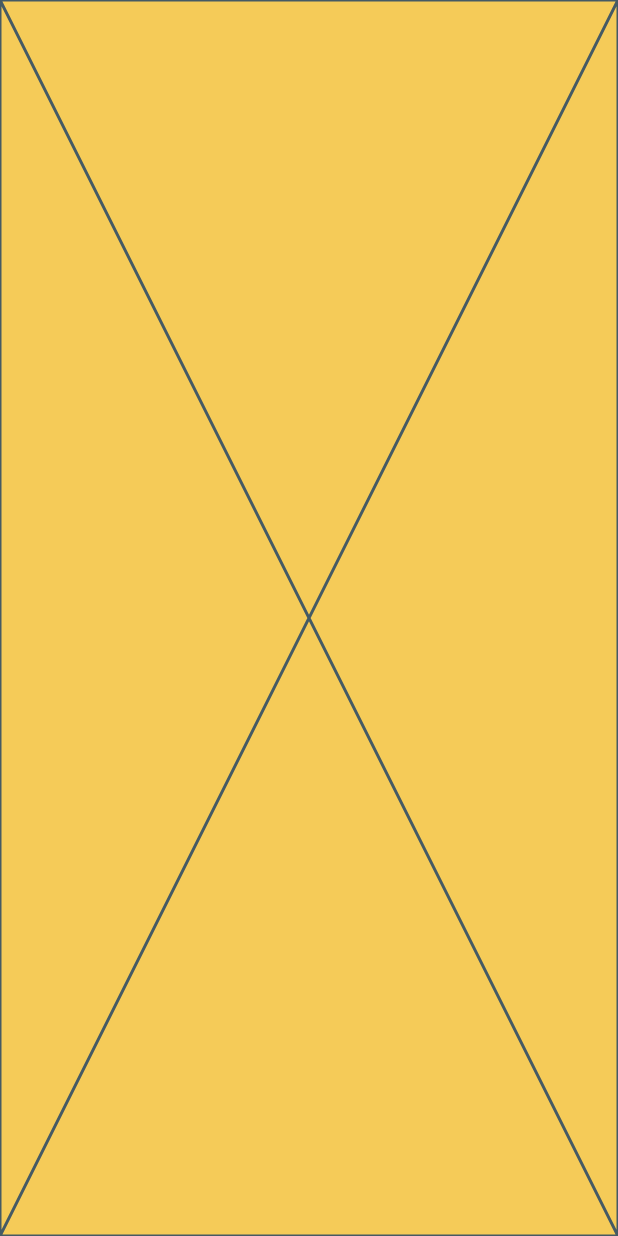
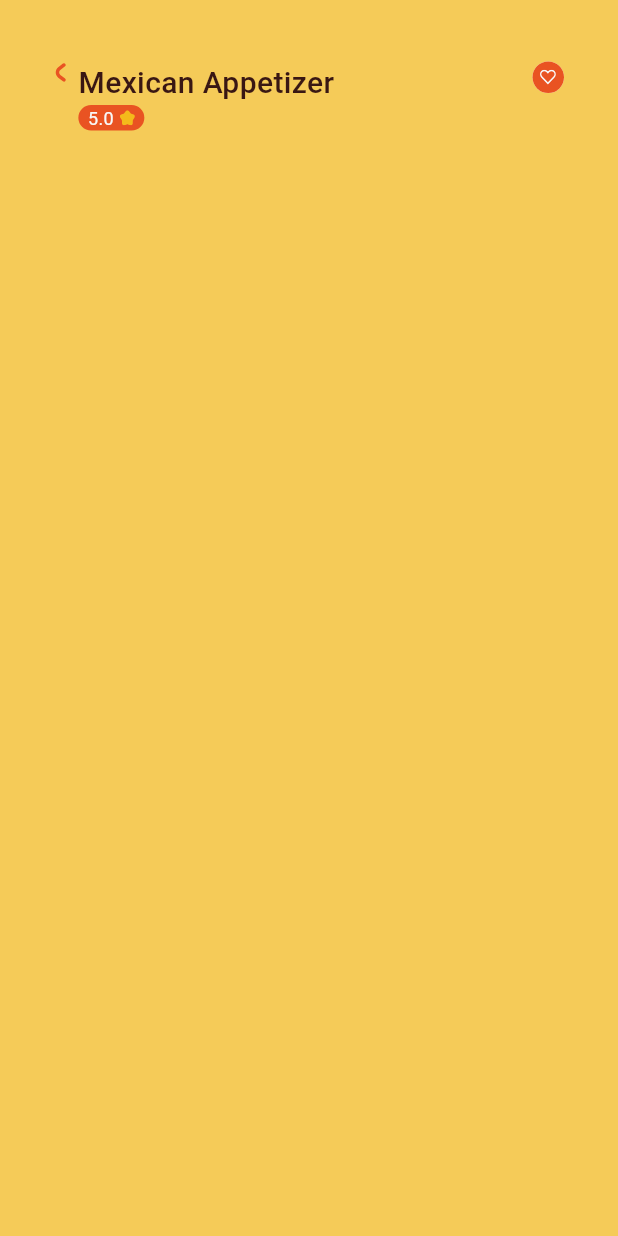
Before and after one commit to Ziad-Tamer11/yum_quick, a Flutter app: the HomeView screen opened by its route, after a tap on "$103.01", on a phone screen of 412 x 824 dp. Run offline on Flutter 3.47's test engine with Material 3 defaults, Android fonts, the phone set to English and light mode, and no system bars; our stand-ins replace cloud_firestore, dartz, dots_indicator, equatable, firebase_auth, firebase_core and 7 more; accounts and stored records are empty.

Commit message:
Create Custom Item Details App Bar

```diff
--- a/lib/core/utils/app_images.dart
+++ b/lib/core/utils/app_images.dart
@@ -25,6 +25,10 @@ class Assets {
   /// Assets for imagesFacebook
   /// assets/images/facebook.svg
   static const String imagesFacebook = "assets/images/facebook.svg";
+
+  /// Assets for imagesFavDetails
+  /// assets/images/fav_details.svg
+  static const String imagesFavDetails = "assets/images/fav_details.svg";
 
   /// Assets for imagesFavorite
   /// assets/images/favorite.svg
@@ -93,6 +97,10 @@ class Assets {
   /// Assets for imagesNextIconArrow
   /// assets/images/next_icon_arrow.svg
   static const String imagesNextIconArrow = "assets/images/next_icon_arrow.svg";
+
+  /// Assets for imagesNotFavDetails
+  /// assets/images/not_fav_details.svg
+  static const String imagesNotFavDetails = "assets/images/not_fav_details.svg";
 
   /// Assets for imagesNotFavorite
   /// assets/images/not_favorite.svg
--- /dev/null
+++ b/lib/core/widgets/custom_item_details_app_bar.dart
@@ -0,0 +1,79 @@
+import 'package:flutter/material.dart';
+import 'package:flutter_svg/svg.dart';
+import 'package:go_router/go_router.dart';
+import 'package:yum_quick/constants.dart';
+import 'package:yum_quick/core/utils/app_colors.dart';
+import 'package:yum_quick/core/utils/app_images.dart';
+import 'package:yum_quick/core/utils/app_text_styles.dart';
+import 'package:yum_quick/features/home/presentation/views/widgets/rating_widget.dart';
+
+class CustomItemDetailsAppBar extends StatefulWidget {
+  const CustomItemDetailsAppBar({super.key});
+
+  @override
+  State<CustomItemDetailsAppBar> createState() =>
+      _CustomItemDetailsAppBarState();
+}
+
+class _CustomItemDetailsAppBarState extends State<CustomItemDetailsAppBar> {
+  var isFavorite = false;
+
+  @override
+  Widget build(BuildContext context) {
+    return Padding(
+      padding: const EdgeInsets.only(
+        left: kHorizontalPadding,
+        right: kHorizontalPadding,
+        top: 41,
+      ),
+      child: Row(
+        crossAxisAlignment: CrossAxisAlignment.start,
+        children: [
+          GestureDetector(
+            onTap: () {
+              context.pop();
+            },
+            child: SvgPicture.asset(Assets.imagesBackIconArrow, height: 15),
+          ),
+          const SizedBox(width: 7),
+          Column(
+            crossAxisAlignment: CrossAxisAlignment.start,
+            children: [
+              Text(
+                'Mexican Appetizer',
+                textAlign: TextAlign.center,
+                style: TextStyles.medium20,
+              ),
+              RatingWidget(),
+            ],
+          ),
+          Spacer(),
+          Material(
+            color: Colors.white,
+            shape: const CircleBorder(),
+            child: InkWell(
+              customBorder: CircleBorder(),
+              onTap: () => setState(() => isFavorite = !isFavorite),
+              child: Container(
+                width: 21,
+                height: 21,
+                clipBehavior: Clip.antiAlias,
+                decoration: BoxDecoration(
+                  borderRadius: BorderRadius.circular(20),
+                  color: AppColors.orangeBase,
+                ),
+                child: Center(
+                  child: SvgPicture.asset(
+                    isFavorite
+                        ? Assets.imagesFavDetails
+                        : Assets.imagesNotFavDetails,
+                  ),
+                ),
+              ),
+            ),
+          ),
+        ],
+      ),
+    );
+  }
+}
--- a/lib/features/home/presentation/views/item_details_view.dart
+++ b/lib/features/home/presentation/views/item_details_view.dart
@@ -6,6 +6,8 @@ class ItemDetailsView extends StatelessWidget {
 
   @override
   Widget build(BuildContext context) {
-    return const Scaffold(body: ItemDetailsViewBody());
+    return const Scaffold(
+      body: SafeArea(bottom: false, child: ItemDetailsViewBody()),
+    );
   }
 }
--- a/lib/features/home/presentation/views/widgets/cart_item_action_button.dart
+++ b/lib/features/home/presentation/views/widgets/cart_item_action_button.dart
@@ -13,7 +13,10 @@ class CartItemActionButton extends StatelessWidget {
   final VoidCallback onTap;
   @override
   Widget build(BuildContext context) {
-    return InkWell(
+    return Material(
+      color: Colors.white,
+      shape: const CircleBorder(),
+      child: InkWell(
         customBorder: const CircleBorder(),
         onTap: onTap,
         child: Container(
@@ -27,6 +30,7 @@ class CartItemActionButton extends StatelessWidget {
           ),
           child: Icon((icon), size: 16, color: AppColors.secondaryFont),
         ),
+      ),
     );
   }
 }
--- a/lib/features/home/presentation/views/widgets/favorite_widget.dart
+++ b/lib/features/home/presentation/views/widgets/favorite_widget.dart
@@ -2,15 +2,15 @@ import 'package:flutter/material.dart';
 import 'package:flutter_svg/svg.dart';
 import 'package:yum_quick/core/utils/app_images.dart';
 
-class FavoriteWidget extends StatelessWidget {
-  const FavoriteWidget({
-    super.key,
-    required this.isFavorite,
-    required this.onTap,
-  });
+class FavoriteWidget extends StatefulWidget {
+  const FavoriteWidget({super.key});
 
-  final bool isFavorite;
-  final VoidCallback onTap;
+  @override
+  State<FavoriteWidget> createState() => _FavoriteWidgetState();
+}
+
+class _FavoriteWidgetState extends State<FavoriteWidget> {
+  var isFavorite = false;
 
   @override
   Widget build(BuildContext context) {
@@ -19,7 +19,7 @@ class FavoriteWidget extends StatelessWidget {
       shape: const CircleBorder(),
       child: InkWell(
         customBorder: const CircleBorder(),
-        onTap: onTap,
+        onTap: () => setState(() => isFavorite = !isFavorite),
         child: SizedBox(
           width: 22,
           height: 22,
--- a/lib/features/home/presentation/views/widgets/item_details_view_body.dart
+++ b/lib/features/home/presentation/views/widgets/item_details_view_body.dart
@@ -1,10 +1,11 @@
 import 'package:flutter/material.dart';
+import 'package:yum_quick/core/widgets/custom_item_details_app_bar.dart';
 
 class ItemDetailsViewBody extends StatelessWidget {
   const ItemDetailsViewBody({super.key});
 
   @override
   Widget build(BuildContext context) {
-    return const Placeholder();
+    return const Column(children: [CustomItemDetailsAppBar()]);
   }
 }
--- a/lib/features/home/presentation/views/widgets/rating_widget.dart
+++ b/lib/features/home/presentation/views/widgets/rating_widget.dart
@@ -1,10 +1,17 @@
 import 'package:flutter/material.dart';
 import 'package:flutter_svg/svg.dart';
+import 'package:yum_quick/core/utils/app_colors.dart';
 import 'package:yum_quick/core/utils/app_images.dart';
 import 'package:yum_quick/core/utils/app_text_styles.dart';
 
 class RatingWidget extends StatelessWidget {
-  const RatingWidget({super.key});
+  const RatingWidget({
+    super.key,
+    this.backgroundColor = AppColors.orangeBase,
+    this.textColor = AppColors.secondaryFont,
+  });
+  final Color? backgroundColor;
+  final Color? textColor;
 
   @override
   Widget build(BuildContext context) {
@@ -12,14 +19,14 @@ class RatingWidget extends StatelessWidget {
       width: 44,
       alignment: Alignment.center,
       decoration: ShapeDecoration(
-        color: Colors.white,
+        color: backgroundColor,
         shape: RoundedRectangleBorder(borderRadius: BorderRadius.circular(30)),
       ),
       child: Row(
         mainAxisSize: MainAxisSize.min,
         spacing: 4,
         children: [
-          Text('5.0', style: TextStyles.regular12),
+          Text('5.0', style: TextStyles.regular12.copyWith(color: textColor)),
           SvgPicture.asset(Assets.imagesRating, width: 10, height: 10),
         ],
       ),
--- a/lib/features/home/presentation/views/widgets/recommend_item.dart
+++ b/lib/features/home/presentation/views/widgets/recommend_item.dart
@@ -10,15 +10,8 @@ import 'package:yum_quick/features/home/presentation/views/widgets/favorite_widg
 import 'package:yum_quick/features/home/presentation/views/widgets/price_widget.dart';
 import 'package:yum_quick/features/home/presentation/views/widgets/rating_widget.dart';
 
-class RecommendItem extends StatefulWidget {
+class RecommendItem extends StatelessWidget {
   const RecommendItem({super.key});
-
-  @override
-  State<RecommendItem> createState() => _RecommendItemState();
-}
-
-class _RecommendItemState extends State<RecommendItem> {
-  var isFavorite = false;
 
   @override
   Widget build(BuildContext context) {
@@ -51,11 +44,11 @@ class _RecommendItemState extends State<RecommendItem> {
                       mainAxisSize: MainAxisSize.min,
                       spacing: 5,
                       children: [
-                        RatingWidget(),
-                        FavoriteWidget(
-                          isFavorite: isFavorite,
-                          onTap: () => setState(() => isFavorite = !isFavorite),
+                        RatingWidget(
+                          backgroundColor: Colors.white,
+                          textColor: AppColors.orangeBase,
                         ),
+                        FavoriteWidget(),
                       ],
                     ),
                   ),
```
Also changed, not shown: assets/images/fav_details.svg (added), assets/images/not_fav_details.svg (added). Lines whose indentation alone changed are shown as unchanged.
